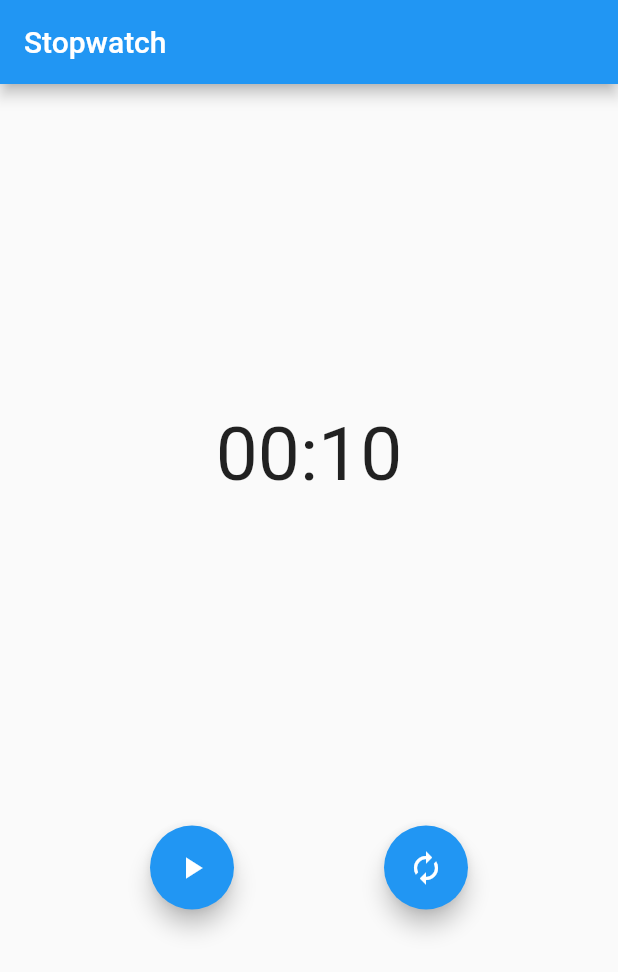
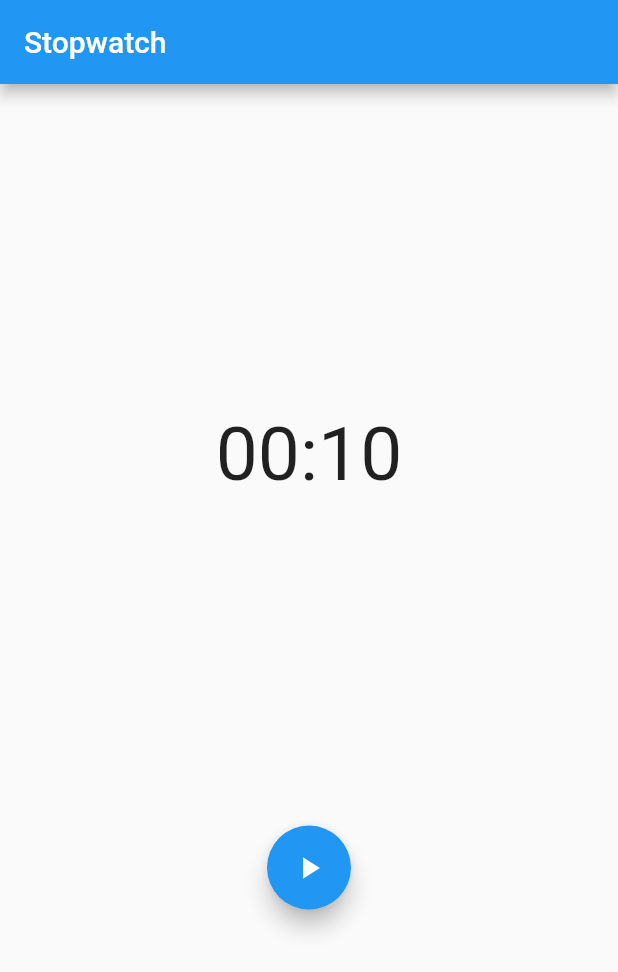
Before and after one commit to AverageChau/stopwatch, a Flutter app: the screen it shows after launch, on a phone screen of 412 x 824 dp. Shown: the top 972 px of the screen. Run offline on Flutter 3.47's test engine with Material 2 defaults, Android fonts, the phone set to English and light mode, and no system bars; our stand-ins replace bloc, equatable, flutter_bloc.

Commit message:
Clean Up ActionButtons

```diff
--- a/lib/main.dart
+++ b/lib/main.dart
@@ -33,6 +33,3 @@ class _MyAppState extends State<MyApp> {
     super.dispose();
   }
 }
-
-// TODO: Warp MaterialApp with BlocProvider, then remove BlocBuilder
-// in stopwatch.dart .
--- a/lib/widgets/action_button.dart
+++ b/lib/widgets/action_button.dart
@@ -3,39 +3,67 @@ import 'package:stopwatch/bloc/bloc.dart';
 import 'package:stopwatch/bloc/timer_bloc.dart';
 
 class Action extends StatelessWidget {
-  final TimerState state;
-  final TimerBloc timerBloc;
-
-  const Action({this.state, this.timerBloc, Key key}) : super(key: key);
-
   @override
   Widget build(BuildContext context) {
     return Row(
         mainAxisAlignment: MainAxisAlignment.spaceEvenly,
-      children: <Widget>[
-        state is ReadyState || state is PausedState
-            ? FloatingActionButton(
+        children: _mapStateToActionButtons(timerBloc: BlocProvider.of<TimerBloc>(context)));
+  }
+
+  List<Widget> _mapStateToActionButtons({TimerBloc timerBloc}) {
+    final TimerState state = timerBloc.currentState;
+    if (state is ReadyState) {
+      return [
+        FloatingActionButton(
           child: Icon(Icons.play_arrow),
           onPressed: () {
-                  timerBloc.dispatch(
-                      state is ReadyState ? StartEvent(duration: state.duration) : ResumeEvent());
+            timerBloc.dispatch(StartEvent(duration: state.duration));
           },
         )
-            : state is RunningState
-                ? FloatingActionButton(
+      ];
+    }
+    if (state is RunningState) {
+      return [
+        FloatingActionButton(
           child: Icon(Icons.pause),
           onPressed: () {
             timerBloc.dispatch(PauseEvent());
           },
-                  )
-                : Container(),
+        ),
         FloatingActionButton(
-          child: Icon(Icons.autorenew),
+          child: Icon(Icons.refresh),
           onPressed: () {
             timerBloc.dispatch(ResetEvent());
           },
         )
-      ],
-    );
+      ];
+    }
+    if (state is PausedState) {
+      return [
+        FloatingActionButton(
+          child: Icon(Icons.play_circle_outline),
+          onPressed: () {
+            timerBloc.dispatch(ResumeEvent());
+          },
+        ),
+        FloatingActionButton(
+          child: Icon(Icons.refresh),
+          onPressed: () {
+            timerBloc.dispatch(ResetEvent());
+          },
+        )
+      ];
+    }
+    if (state is FinishedState) {
+      return [
+        FloatingActionButton(
+          child: Icon(Icons.refresh),
+          onPressed: () {
+            timerBloc.dispatch(ResetEvent());
+          },
+        )
+      ];
+    }
+    return [];
   }
 }
--- a/lib/widgets/stopwatch.dart
+++ b/lib/widgets/stopwatch.dart
@@ -18,10 +18,7 @@ class Stopwatch extends StatelessWidget {
             Clock(
               seconds: duration,
             ),
-            Action(
-              state: state,
-              timerBloc: _timerBloc,
-            )
+            Action()
           ],
         );
       },
```
Lines whose indentation alone changed are shown as unchanged.
